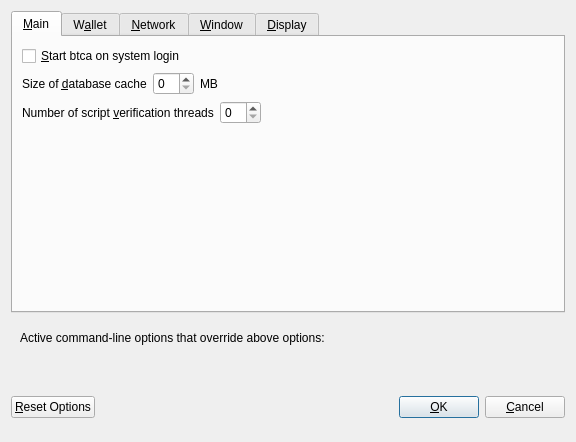
bitcoininfinity/btci, file src/qt/forms/optionsdialog.ui: the form before one commit.
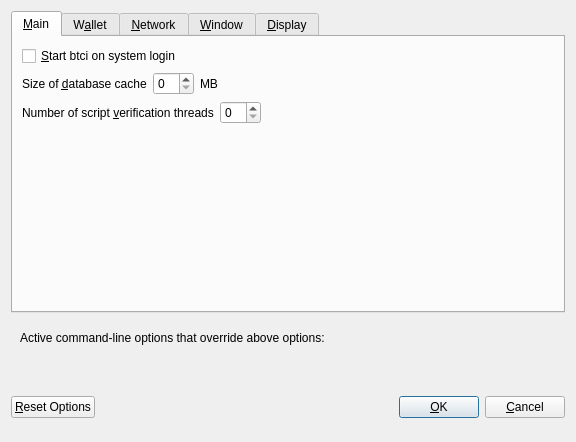
The form after the commit. Custom widgets are drawn as their Qt base class.

What changed in the file:
```diff
--- a/src/qt/forms/optionsdialog.ui
+++ b/src/qt/forms/optionsdialog.ui
@@ -33,7 +33,7 @@
           <string>Automatically start btca after logging in to the system.</string>
          </property>
          <property name="text">
-          <string>&amp;Start btca on system login</string>
+          <string>&amp;Start btci on system login</string>
          </property>
         </widget>
        </item>
```
Left out of the diff: 10 changed lines with no effect on the pictures.
